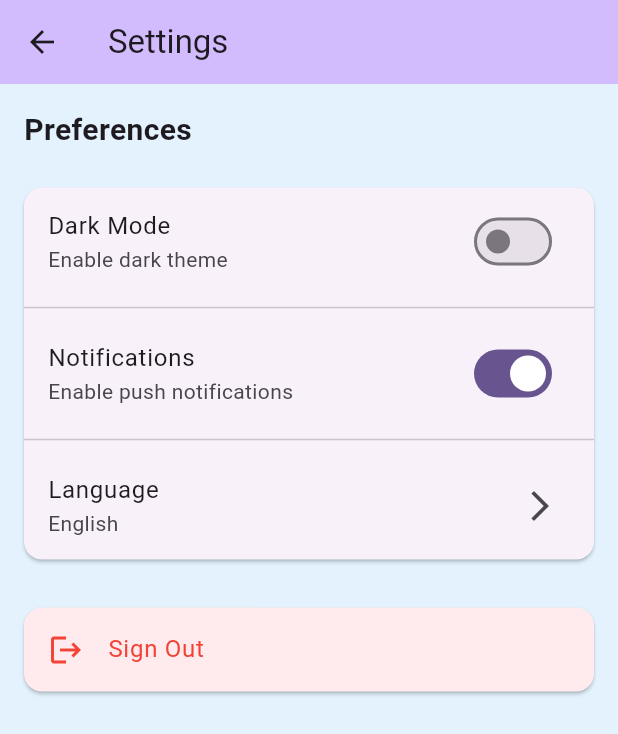
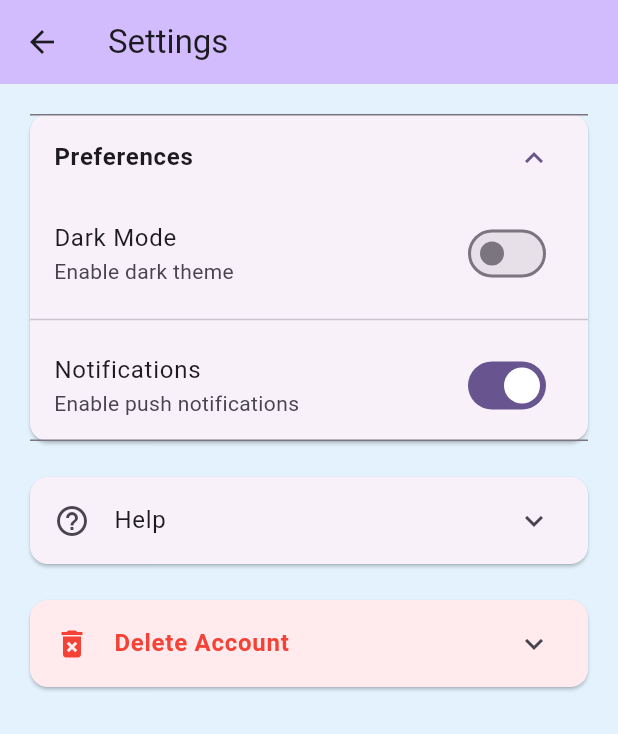
Before and after one commit to OlekS03/foodscan, a Flutter app: the SettingsScreen screen opened directly, on a phone screen of 412 x 824 dp. Shown: the top 734 px of the screen. Run offline on Flutter 3.47's test engine with Material 3 defaults, Android fonts, the phone set to English and light mode, and no system bars; our stand-ins replace camera, permission_handler.

Commit message:
feat: updated settings tab, added help and delete account options

```diff
--- a/foodscan_app/lib/screens/settings_screen.dart
+++ b/foodscan_app/lib/screens/settings_screen.dart
@@ -2,16 +2,8 @@ import 'package:flutter/material.dart';
 import 'package:provider/provider.dart';
 import '../providers/theme_provider.dart';
 
-class SettingsScreen extends StatefulWidget {
+class SettingsScreen extends StatelessWidget {
   const SettingsScreen({super.key});
-
-  @override
-  State<SettingsScreen> createState() => _SettingsScreenState();
-}
-
-class _SettingsScreenState extends State<SettingsScreen> {
-  bool _notifications = true;
-  String _selectedLanguage = 'English';
 
   @override
   Widget build(BuildContext context) {
@@ -20,24 +12,23 @@ class _SettingsScreenState extends State<SettingsScreen> {
         title: const Text('Settings'),
         backgroundColor: Theme.of(context).colorScheme.inversePrimary,
       ),
-      body: Consumer<ThemeProvider>(
-        builder: (context, themeProvider, _) => Container(
-          color: Theme.of(context).scaffoldBackgroundColor,
+      body: Column(
+        children: [
+          Expanded(
             child: ListView(
+              padding: const EdgeInsets.all(16),
               children: [
-              const Padding(
-                padding: EdgeInsets.all(16.0),
-                child: Text(
+                // Preferences Section
+                Card(
+                  child: ExpansionTile(
+                    initiallyExpanded: true,
+                    title: const Text(
                       'Preferences',
-                  style: TextStyle(
-                    fontSize: 20,
-                    fontWeight: FontWeight.bold,
+                      style: TextStyle(fontWeight: FontWeight.bold),
                     ),
-                ),
-              ),
-              Card(
-                margin: const EdgeInsets.symmetric(horizontal: 16, vertical: 8),
-                child: Column(
+                    children: [
+                      Consumer<ThemeProvider>(
+                        builder: (context, themeProvider, _) => Column(
                           children: [
                             SwitchListTile(
                               title: const Text('Dark Mode'),
@@ -51,45 +42,117 @@ class _SettingsScreenState extends State<SettingsScreen> {
                             SwitchListTile(
                               title: const Text('Notifications'),
                               subtitle: const Text('Enable push notifications'),
-                      value: _notifications,
+                              value: true, // TODO: Implement notifications state
                               onChanged: (bool value) {
-                        setState(() {
-                          _notifications = value;
-                        });
-                      },
-                    ),
-                    const Divider(),
-                    ListTile(
-                      title: const Text('Language'),
-                      subtitle: Text(_selectedLanguage),
-                      trailing: const Icon(Icons.arrow_forward_ios),
-                      onTap: () {
-                        // TODO: Implement language selection
+                                // TODO: Implement notifications toggle
                               },
                             ),
                           ],
                         ),
                       ),
+                    ],
+                  ),
+                ),
                 const SizedBox(height: 16),
+
+                // Help Section
                 Card(
-                margin: const EdgeInsets.symmetric(horizontal: 16, vertical: 8),
+                  child: ExpansionTile(
+                    leading: const Icon(Icons.help_outline),
+                    title: const Text('Help'),
+                    children: [
+                      ListTile(
+                        title: const Text('How do I scan food?'),
+                        subtitle: const Text('Open the camera tab and point your camera at the food\'s barcode'),
+                      ),
+                      ListTile(
+                        title: const Text('How do I add allergens?'),
+                        subtitle: const Text('Go to your profile and tap the allergens section to add new items'),
+                      ),
+                      ListTile(
+                        leading: const Icon(Icons.email_outlined),
+                        title: const Text('Contact Support'),
+                        subtitle: const Text('support@foodscan.app'),
+                      ),
+                      ListTile(
+                        title: const Text('Version'),
+                        subtitle: const Text('1.0.0'),
+                      ),
+                    ],
+                  ),
+                ),
+                const SizedBox(height: 16),
+
+                // Delete Account Section
+                Card(
                   color: Theme.of(context).brightness == Brightness.dark
                       ? const Color(0xFF432222)
                       : Colors.red[50],
-                child: ListTile(
-                  leading: const Icon(Icons.logout, color: Colors.red),
+                  child: ExpansionTile(
+                    leading: const Icon(Icons.delete_forever, color: Colors.red),
                     title: const Text(
-                    'Sign Out',
+                      'Delete Account',
+                      style: TextStyle(
+                        color: Colors.red,
+                        fontWeight: FontWeight.bold,
+                      ),
+                    ),
+                    children: [
+                      Padding(
+                        padding: const EdgeInsets.all(16),
+                        child: Column(
+                          children: [
+                            const Text(
+                              'Warning: This action cannot be undone',
                               style: TextStyle(color: Colors.red),
+                              textAlign: TextAlign.center,
                             ),
-                  onTap: () {
-                    // TODO: Implement sign out
+                            const SizedBox(height: 16),
+                            ElevatedButton(
+                              style: ElevatedButton.styleFrom(
+                                backgroundColor: Colors.red,
+                                foregroundColor: Colors.white,
+                                minimumSize: const Size(double.infinity, 48),
+                              ),
+                              onPressed: () {
+                                showDialog(
+                                  context: context,
+                                  builder: (context) => AlertDialog(
+                                    title: const Text('Confirm Delete'),
+                                    content: const Text(
+                                      'Are you sure you want to delete your account? This action cannot be undone.',
+                                    ),
+                                    actions: [
+                                      TextButton(
+                                        onPressed: () => Navigator.pop(context),
+                                        child: const Text('Cancel'),
+                                      ),
+                                      TextButton(
+                                        onPressed: () {
+                                          // TODO: Implement account deletion
+                                          Navigator.pop(context);
                                         },
+                                        style: TextButton.styleFrom(
+                                          foregroundColor: Colors.red,
+                                        ),
+                                        child: const Text('Delete'),
+                                      ),
+                                    ],
+                                  ),
+                                );
+                              },
+                              child: const Text('Delete Account'),
+                            ),
+                          ],
                         ),
                       ),
                     ],
                   ),
                 ),
+              ],
+            ),
+          ),
+        ],
       ),
     );
   }
```
Also changed, not shown: foodscan_app/lib/providers/language_provider.dart (deleted). Lines whose indentation alone changed are shown as unchanged.
